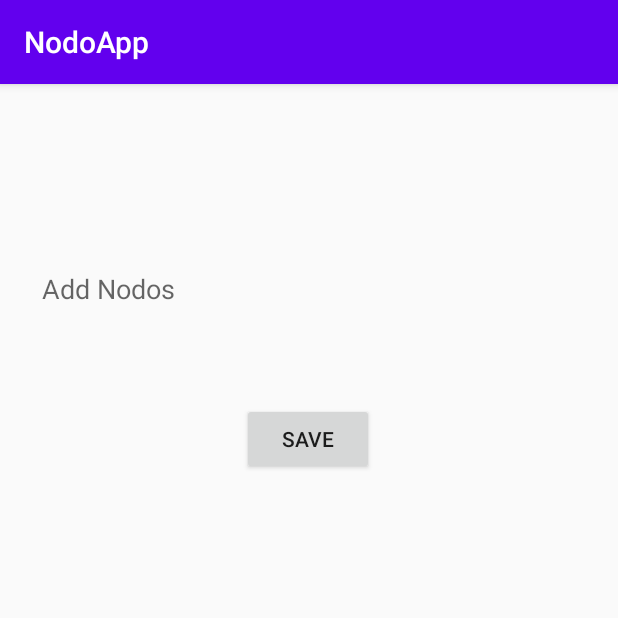
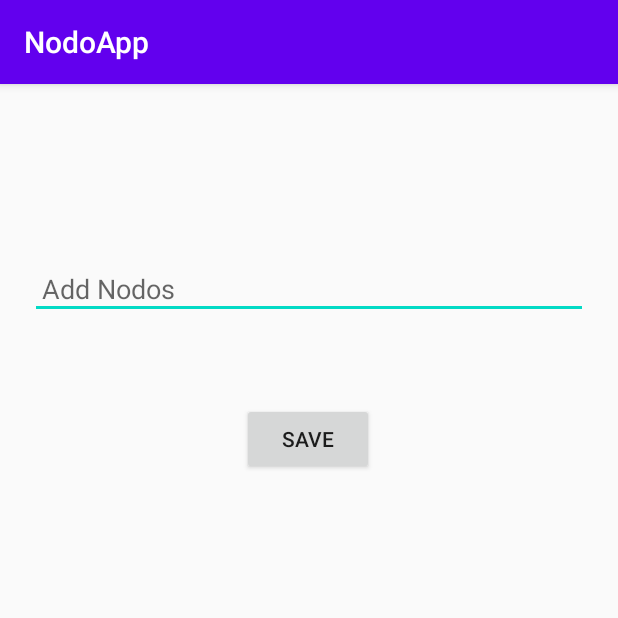
Before and after one commit to iamsss/NodoAppRoomDb, an Android app: the NewNodoActivity screen opened directly, with no data from a screen before it, on a phone screen of 412 x 824 dp, the top half of it. Run offline under Robolectric (Android 15) with nearby library versions, the phone set to English and light mode, and no system bars.

Commit message:
Adding Final Code To Inserting Data in MainActivity

```diff
--- a/app/src/main/java/com/example/nodoapp/NewNodoActivity.java
+++ b/app/src/main/java/com/example/nodoapp/NewNodoActivity.java
@@ -14,7 +14,7 @@ import org.w3c.dom.Text;
 
 public class NewNodoActivity extends AppCompatActivity {
 
-    private TextView editText;
+    private EditText editText;
 
 
     @Override
--- a/app/src/main/res/layout/activity_new_nodo.xml
+++ b/app/src/main/res/layout/activity_new_nodo.xml
@@ -7,7 +7,7 @@
     android:layout_height="match_parent"
     tools:context=".NewNodoActivity">
 
-    <TextView
+    <EditText
         android:id="@+id/edit_txt"
         android:layout_width="match_parent"
         android:layout_height="wrap_content"
--- a/app/src/main/res/layout/recyler_view_layout.xml
+++ b/app/src/main/res/layout/recyler_view_layout.xml
@@ -2,7 +2,7 @@
 <LinearLayout xmlns:android="http://schemas.android.com/apk/res/android"
     android:orientation="vertical"
     android:layout_width="match_parent"
-    android:layout_height="match_parent">
+    android:layout_height="wrap_content">
     <TextView
         android:id="@+id/textView"
         android:background="@android:color/holo_green_dark"
```
Also changed, not shown: app/src/main/java/com/example/nodoapp/MainActivity.java (+18 -2 lines).
